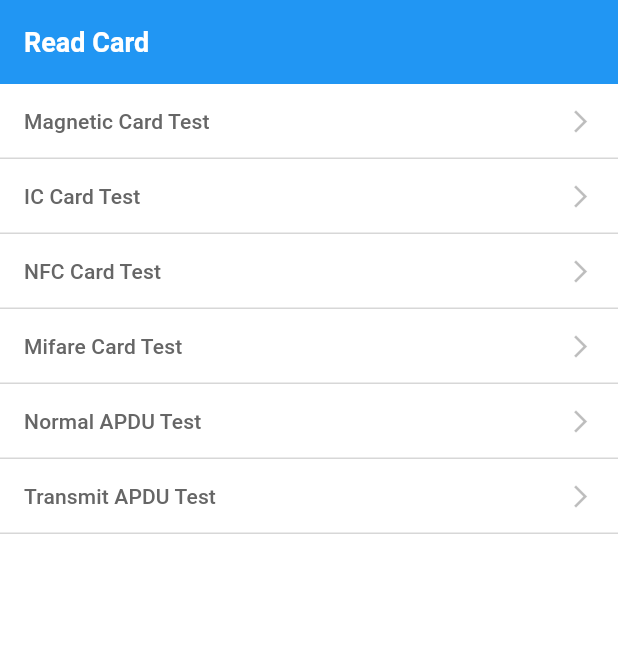
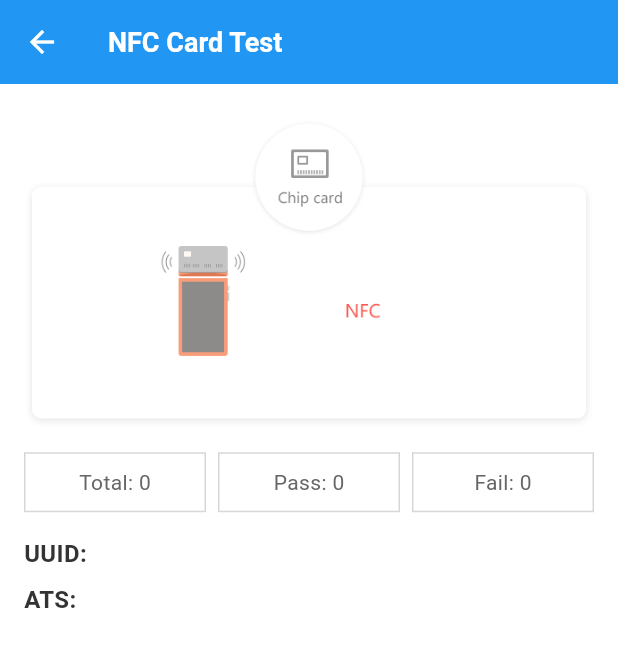
Before and after one commit to chuwuwang/sunmi-flutter-sdk, a Flutter app: the ReadCardPage widget shown alone on an empty page, opened directly, after a tap on "NFC Card Test", on a phone screen of 412 x 824 dp. Shown: the top 647 px of the screen. Run offline on Flutter 3.47's test engine with Material 3 defaults, Android fonts, the phone set to English and light mode, and no system bars; our stand-ins replace fluttertoast.

Commit message:
feat: add nfc card test screen

```diff
--- a/lib/engine/plugins/entity/card_info.dart
+++ b/lib/engine/plugins/entity/card_info.dart
@@ -8,6 +8,7 @@ class CardInfo {
   String cardSerialNumber = "";
   String atr = "";
   String ats = "";
+  String uuid = "";
   String track1 = "";
   String track2 = "";
   String track3 = "";
--- /dev/null
+++ b/lib/pages/card/card_nfc_test_page.dart
@@ -0,0 +1,64 @@
+import 'package:flutter/material.dart';
+import 'package:sun_mi_flutter_sdk/engine/plugins/entity/card_info.dart';
+import 'package:sun_mi_flutter_sdk/pages/base_state.dart';
+import 'package:sun_mi_flutter_sdk/pages/base_stateful_widget.dart';
+import 'package:sun_mi_flutter_sdk/pages/base_stateless_widget.dart';
+import 'package:sun_mi_flutter_sdk/pages/card/card_ui_util.dart';
+import 'package:sun_mi_flutter_sdk/utils/string_util.dart';
+
+class NFCCardTestPage extends BaseStatelessWidget {
+
+  const NFCCardTestPage( { Key ? key } ) : super(key: key);
+
+  @override
+  String getTitleString() => "NFC Card Test";
+
+  @override
+  Widget onCreateChild(BuildContext context) {
+    return const _NFCCardWidget();
+  }
+
+}
+
+class _NFCCardWidget extends BaseStatefulWidget {
+
+  const _NFCCardWidget( { Key ? key } ) : super(key: key);
+
+  @override
+  State<StatefulWidget> createState() => _NFCCardState();
+
+}
+
+class _NFCCardState extends BaseState<_NFCCardWidget> {
+
+  int _totalTime = 0;
+  int _failedTime = 0;
+  int _successTime = 0;
+  CardInfo ? _cardInfo;
+
+  @override
+  Widget build(BuildContext context) {
+    var info = CardInfo();
+    if (_cardInfo != null) info = _cardInfo!;
+    var ats = StringUtil.null2String(info.ats);
+    var uuid = StringUtil.null2String(info.uuid);
+
+    var image = Image.asset("images/card_nfc.png", width: 560);
+    List<Widget> childs = [
+      CardUiUtil.summaryText("Total: $_totalTime"), const SizedBox(width: 8),
+      CardUiUtil.summaryText("Pass: $_successTime"), const SizedBox(width: 8),
+      CardUiUtil.summaryText("Fail: $_failedTime"),
+    ];
+    List<Widget> children = [
+      const SizedBox(height: 24), image,
+      const SizedBox(height: 16), Row(children: childs),
+      const SizedBox(height: 16), CardUiUtil.itemText("UUID: $uuid"),
+      const SizedBox(height: 8), CardUiUtil.itemText("ATS: $ats"),
+      const SizedBox(height: 24),
+    ];
+    var column = Column(children: children, crossAxisAlignment: CrossAxisAlignment.start);
+    var container = Container(padding: const EdgeInsets.only(left: 16, right: 16), child: column);
+    return container;
+  }
+
+}
--- a/lib/pages/card/card_page.dart
+++ b/lib/pages/card/card_page.dart
@@ -2,6 +2,7 @@ import 'package:flutter/material.dart';
 import 'package:sun_mi_flutter_sdk/pages/base_stateless_widget.dart';
 import 'package:sun_mi_flutter_sdk/pages/card/card_ic_test_page.dart';
 import 'package:sun_mi_flutter_sdk/pages/card/card_magnetic_test_page.dart';
+import 'package:sun_mi_flutter_sdk/pages/card/card_nfc_test_page.dart';
 import 'package:sun_mi_flutter_sdk/utils/navigator_util.dart';
 import 'package:sun_mi_flutter_sdk/widget/common_ui.dart';
 
@@ -16,12 +17,13 @@ class ReadCardPage extends BaseStatelessWidget {
   Widget onCreateChild(BuildContext context) {
     emptyAction() => {};
     gotoChipCardTestPageAction() => _gotoChipCardTestPage(context);
+    gotoNFCCardTestPageAction() => _gotoNFCCardTestPage(context);
     gotoMagneticCardTestPageAction() => _gotoMagneticCardTestPage(context);
 
     List<Widget> children = [
       CommonUiUtil.commonItem("Magnetic Card Test", true, gotoMagneticCardTestPageAction),
       CommonUiUtil.commonItem("IC Card Test", true, gotoChipCardTestPageAction),
-      CommonUiUtil.commonItem("NFC Card Test", true, emptyAction),
+      CommonUiUtil.commonItem("NFC Card Test", true, gotoNFCCardTestPageAction),
       CommonUiUtil.commonItem("Mifare Card Test", true, emptyAction),
       CommonUiUtil.commonItem("Normal APDU Test", true, emptyAction),
       CommonUiUtil.commonItem("Transmit APDU Test", true, emptyAction),
@@ -39,4 +41,9 @@ class ReadCardPage extends BaseStatelessWidget {
     NavigatorUtil.navigation(context, builder);
   }
 
+  _gotoNFCCardTestPage(context) {
+    builder(context) => const NFCCardTestPage();
+    NavigatorUtil.navigation(context, builder);
+  }
+
 }
```
